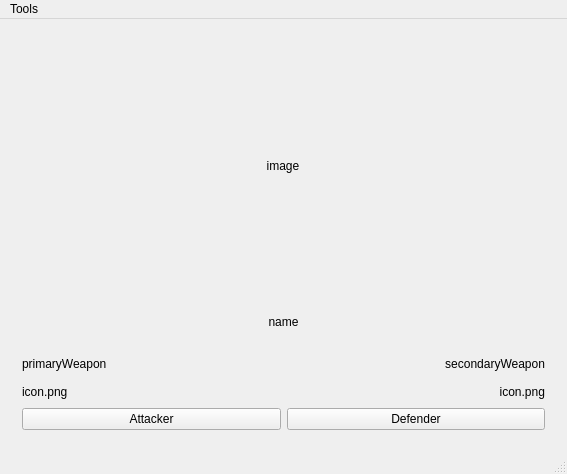
The window that source/mainwindow.ui (JMax45/r6sRandomizer) describes before a commit, drawn with Qt 5.
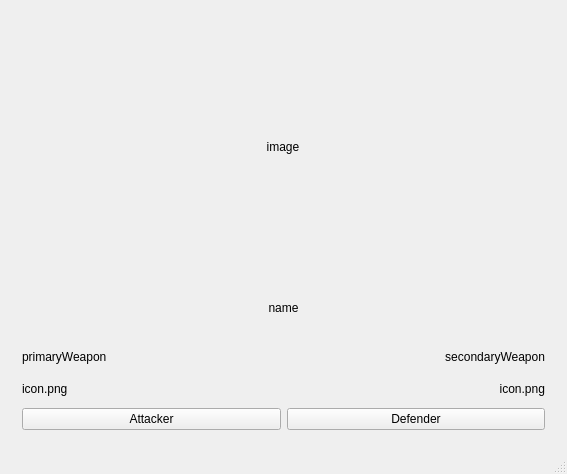
The same window after the commit.

The edit to the form file:
```diff
--- a/source/mainwindow.ui
+++ b/source/mainwindow.ui
@@ -134,13 +134,6 @@
      <height>22</height>
     </rect>
    </property>
-   <widget class="QMenu" name="menuTools">
-    <property name="title">
-     <string>Tools</string>
-    </property>
-    <addaction name="actionCheck_Database"/>
-   </widget>
-   <addaction name="menuTools"/>
   </widget>
   <widget class="QStatusBar" name="statusBar"/>
   <action name="actionCheck_Database">
```
